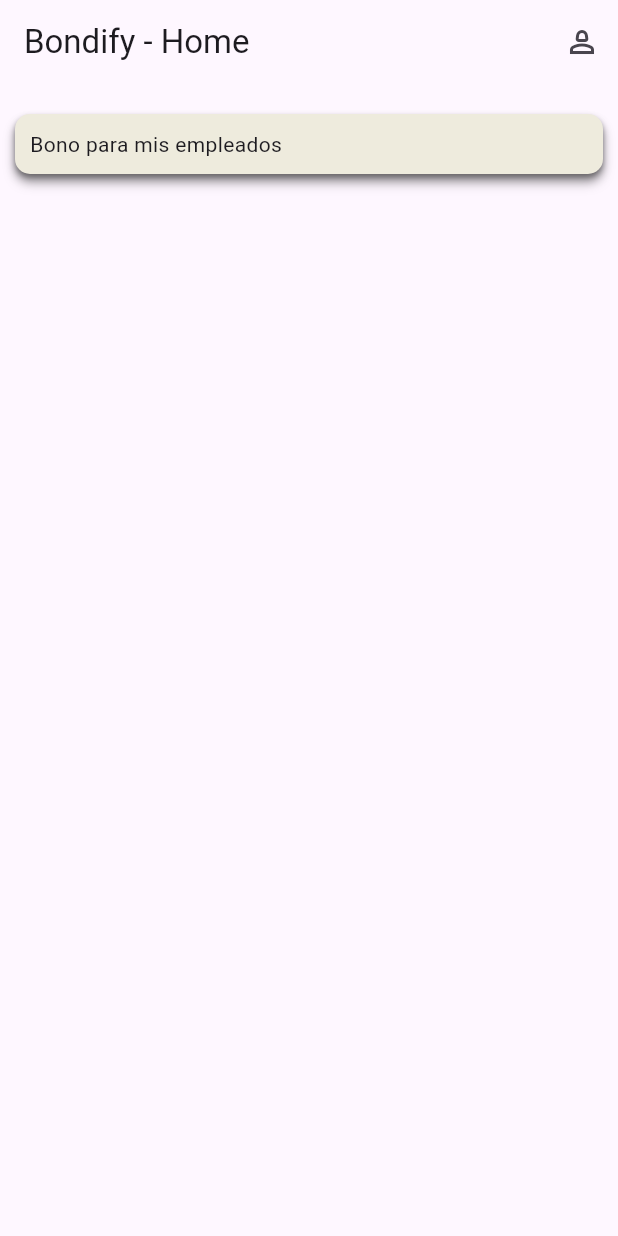
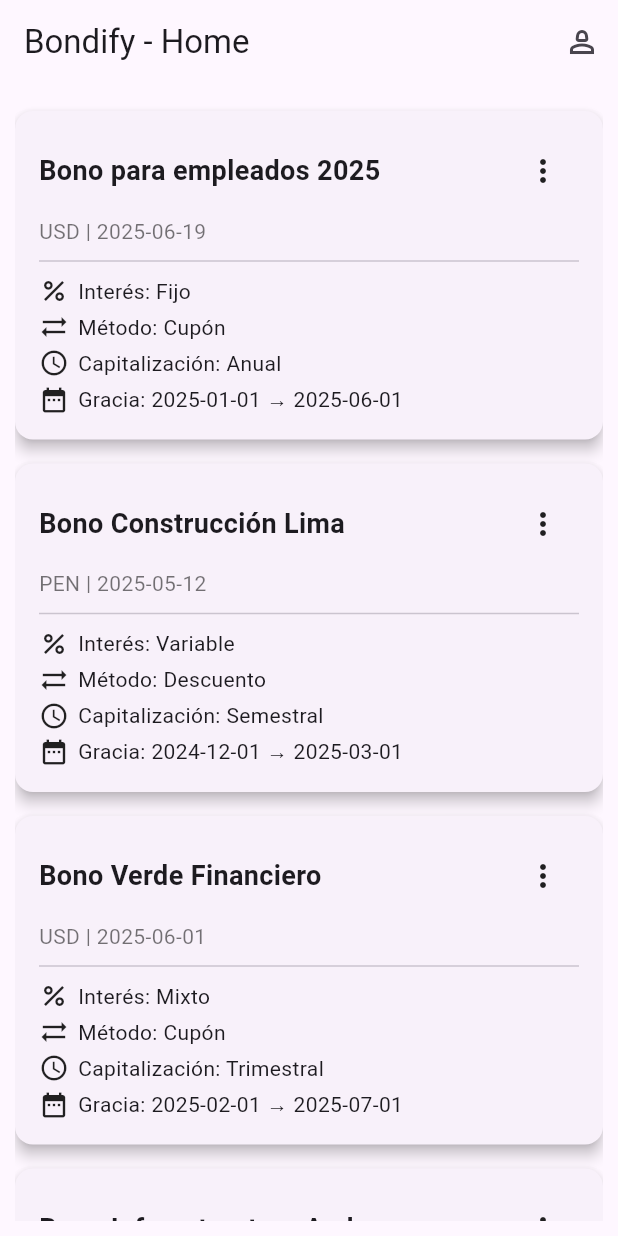
Before and after one commit to CodeChris28/Bondify_TF_Finanzas_G3, a Flutter app: the screen it shows after launch, on a phone screen of 412 x 824 dp. Run offline on Flutter 3.47's test engine with Material 3 defaults, Android fonts, the phone set to English and light mode, and no system bars.

Commit message:
avanzado hasta mostrar cards con info basuradel bono por mejorar

```diff
--- a/Frontend/bondifyfrontend/lib/models/bondoperation_model.dart
+++ b/Frontend/bondifyfrontend/lib/models/bondoperation_model.dart
@@ -1,4 +1,4 @@
-class BondOperation{
+class BondOperation {
   final int id;
   final String operationname;
   final String bondmethod;
@@ -8,6 +8,8 @@ class BondOperation{
   final String gracePeriodType;
   final String gracePeriodStartDate;
   final String gracePeriodEndDate;
+  final String createdAt;
+  final String updatedAt;
 
   BondOperation({
     required this.id,
@@ -18,6 +20,9 @@ class BondOperation{
     required this.capitalizationperiod,
     required this.gracePeriodType,
     required this.gracePeriodStartDate,
-  required this.gracePeriodEndDate
-});
+    required this.gracePeriodEndDate,
+    String? createdAt,
+    String? updatedAt,
+  })  : createdAt = createdAt ?? DateTime.now().toIso8601String().split('T').first,
+        updatedAt = updatedAt ?? DateTime.now().toIso8601String().split('T').first;
 }
--- a/Frontend/bondifyfrontend/lib/providers/bondoperation_provider.dart
+++ b/Frontend/bondifyfrontend/lib/providers/bondoperation_provider.dart
@@ -3,16 +3,59 @@ import 'package:flutter/material.dart';
 
 class BondoperationProvider extends ChangeNotifier {
   List<BondOperation> bondOperations = [
-    BondOperation(
-      id: 1,
-      operationname: 'Bono para mis empleados',
-      bondmethod: 'nose',
-      currency: 'nose',
-      interestratetype: 'nose',
-      capitalizationperiod: 'nose',
-      gracePeriodType: 'nose',
-      gracePeriodStartDate: 'nose',
-      gracePeriodEndDate: 'nose')
+      BondOperation(
+    id: 1,
+    operationname: 'Bono para empleados 2025',
+    bondmethod: 'Cupón',
+    currency: 'USD',
+    interestratetype: 'Fijo',
+    capitalizationperiod: 'Anual',
+    gracePeriodType: 'Parcial',
+    gracePeriodStartDate: '2025-01-01',
+    gracePeriodEndDate: '2025-06-01',
+    createdAt: '2025-06-19',
+    updatedAt: '2025-06-19',
+  ),
+  BondOperation(
+    id: 2,
+    operationname: 'Bono Construcción Lima',
+    bondmethod: 'Descuento',
+    currency: 'PEN',
+    interestratetype: 'Variable',
+    capitalizationperiod: 'Semestral',
+    gracePeriodType: 'Total',
+    gracePeriodStartDate: '2024-12-01',
+    gracePeriodEndDate: '2025-03-01',
+    createdAt: '2025-05-12',
+    updatedAt: '2025-05-12',
+  ),
+  BondOperation(
+    id: 3,
+    operationname: 'Bono Verde Financiero',
+    bondmethod: 'Cupón',
+    currency: 'USD',
+    interestratetype: 'Mixto',
+    capitalizationperiod: 'Trimestral',
+    gracePeriodType: 'Parcial',
+    gracePeriodStartDate: '2025-02-01',
+    gracePeriodEndDate: '2025-07-01',
+    createdAt: '2025-06-01',
+    updatedAt: '2025-06-01',
+  ),
+  BondOperation(
+    id: 4,
+    operationname: 'Bono Infraestructura Andes',
+    bondmethod: 'Descuento',
+    currency: 'EUR',
+    interestratetype: 'Fijo',
+    capitalizationperiod: 'Mensual',
+    gracePeriodType: 'Sin gracia',
+    gracePeriodStartDate: '-',
+    gracePeriodEndDate: '-',
+    createdAt: '2025-04-20',
+    updatedAt: '2025-04-20',
+  ),
+
   ];
 
   void deleteBondOperation(int id){
--- a/Frontend/bondifyfrontend/lib/widgets/bondoperationitem_widget.dart
+++ b/Frontend/bondifyfrontend/lib/widgets/bondoperationitem_widget.dart
@@ -1,7 +1,5 @@
+import 'package:flutter/material.dart';
 import 'package:bondifyfrontend/models/bondoperation_model.dart';
-import 'package:bondifyfrontend/providers/bondoperation_provider.dart';
-import 'package:flutter/material.dart';
-import 'package:provider/provider.dart';
 
 class BondoperationitemWidget extends StatelessWidget {
   const BondoperationitemWidget({
@@ -13,29 +11,80 @@ class BondoperationitemWidget extends StatelessWidget {
 
   @override
   Widget build(BuildContext context) {
-    final bondOperationProvider = context.read<BondoperationProvider>();
-    return Container(
-      margin: EdgeInsets.symmetric(vertical: 10),
-      padding: EdgeInsets.all(10),
-      decoration: BoxDecoration(
-        color: const Color.fromARGB(255, 238, 235, 221),
-        borderRadius: BorderRadius.circular(10),
-        boxShadow: List<BoxShadow>.generate(
-          3,
-          (index)=> BoxShadow(
-            color: const Color.fromARGB(66, 0, 0, 0),
-            offset: Offset(0, 2 * (index + 1)),
-              blurRadius: 2 * (index + 1),
+    return Card(
+      margin: const EdgeInsets.symmetric(vertical: 8),
+      elevation: 4,
+      shape: RoundedRectangleBorder(borderRadius: BorderRadius.circular(12)),
+      child: Padding(
+        padding: const EdgeInsets.all(16),
+        child: Column(
+          crossAxisAlignment: CrossAxisAlignment.start,
+          children: [
+            /// 🔷 Título y acciones
+            Row(
+              children: [
+                Expanded(
+                  child: Text(
+                    bondOperation.operationname,
+                    style: const TextStyle(fontSize: 18, fontWeight: FontWeight.bold),
                   ),
                 ),
+                PopupMenuButton<String>(
+                  onSelected: (value) {
+                    // Manejar acción
+                  },
+                  itemBuilder: (BuildContext context) => [
+                    const PopupMenuItem(value: 'edit', child: Text('Editar')),
+                    const PopupMenuItem(value: 'delete', child: Text('Eliminar')),
+                  ],
+                )
+              ],
             ),
-      child: Column(
-        mainAxisSize: MainAxisSize.min,
+
+            const SizedBox(height: 6),
+
+            /// Subtítulo
+            Text(
+              '${bondOperation.currency} | ${bondOperation.createdAt}',
+              style: const TextStyle(fontSize: 14, color: Colors.black54),
+            ),
+
+            const Divider(height: 20),
+
+            /// Info principal
+            Row(
               children: [
-          Row(children: [
-            Text(bondOperation.operationname)
-          ],)
+                const Icon(Icons.percent, size: 20),
+                const SizedBox(width: 6),
+                Text('Interés: ${bondOperation.interestratetype}'),
               ],
+            ),
+            const SizedBox(height: 4),
+            Row(
+              children: [
+                const Icon(Icons.sync_alt, size: 20),
+                const SizedBox(width: 6),
+                Text('Método: ${bondOperation.bondmethod}'),
+              ],
+            ),
+            const SizedBox(height: 4),
+            Row(
+              children: [
+                const Icon(Icons.schedule, size: 20),
+                const SizedBox(width: 6),
+                Text('Capitalización: ${bondOperation.capitalizationperiod}'),
+              ],
+            ),
+            const SizedBox(height: 4),
+            Row(
+              children: [
+                const Icon(Icons.date_range, size: 20),
+                const SizedBox(width: 6),
+                Text('Gracia: ${bondOperation.gracePeriodStartDate} → ${bondOperation.gracePeriodEndDate}'),
+              ],
+            ),
+          ],
+        ),
       ),
     );
   }
```
Lines whose indentation alone changed are shown as unchanged.
